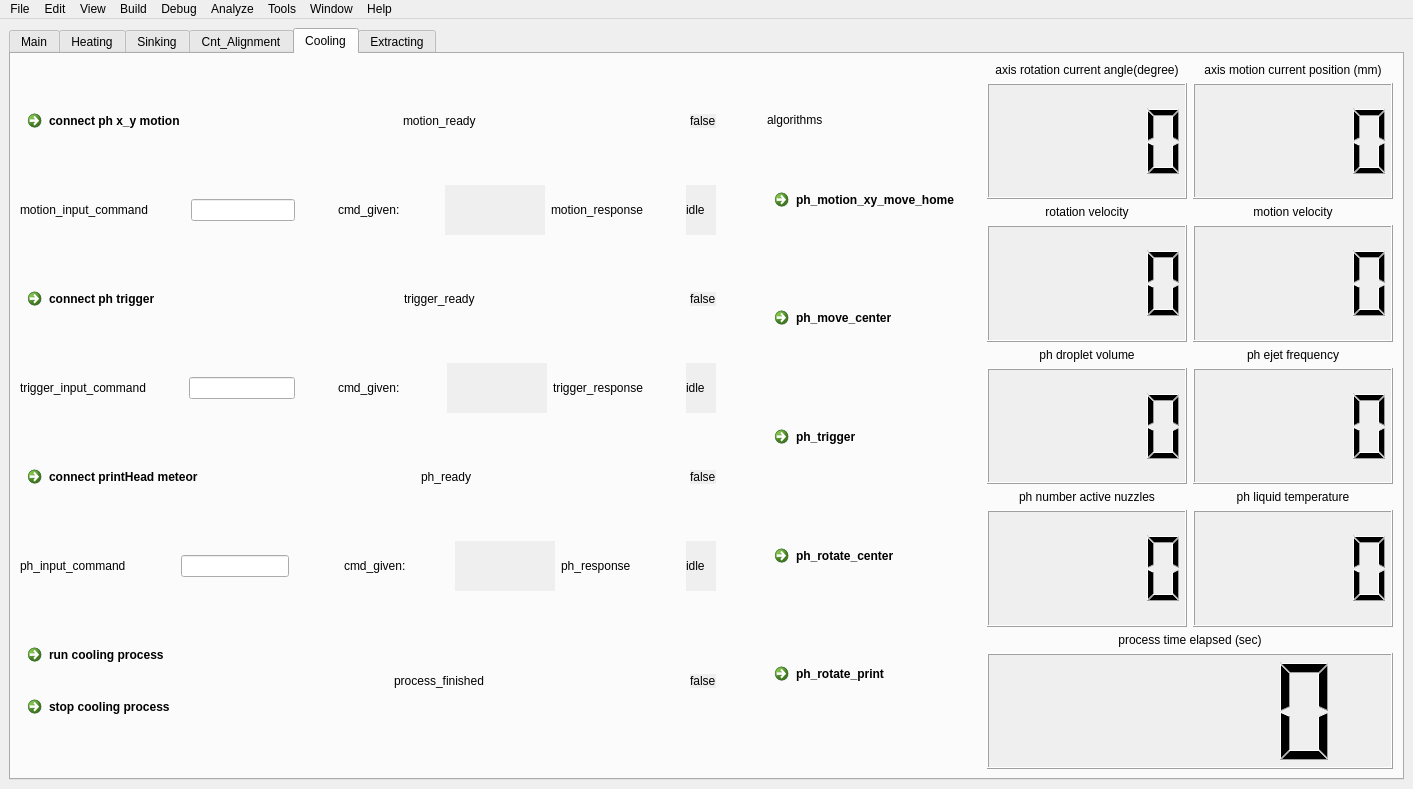
This is src/viewLayer/mainwindow.ui in theion-batteries/soft_wgm_user_interface_qt_cpp as Qt 5 draws it before an edit. The edited form follows.
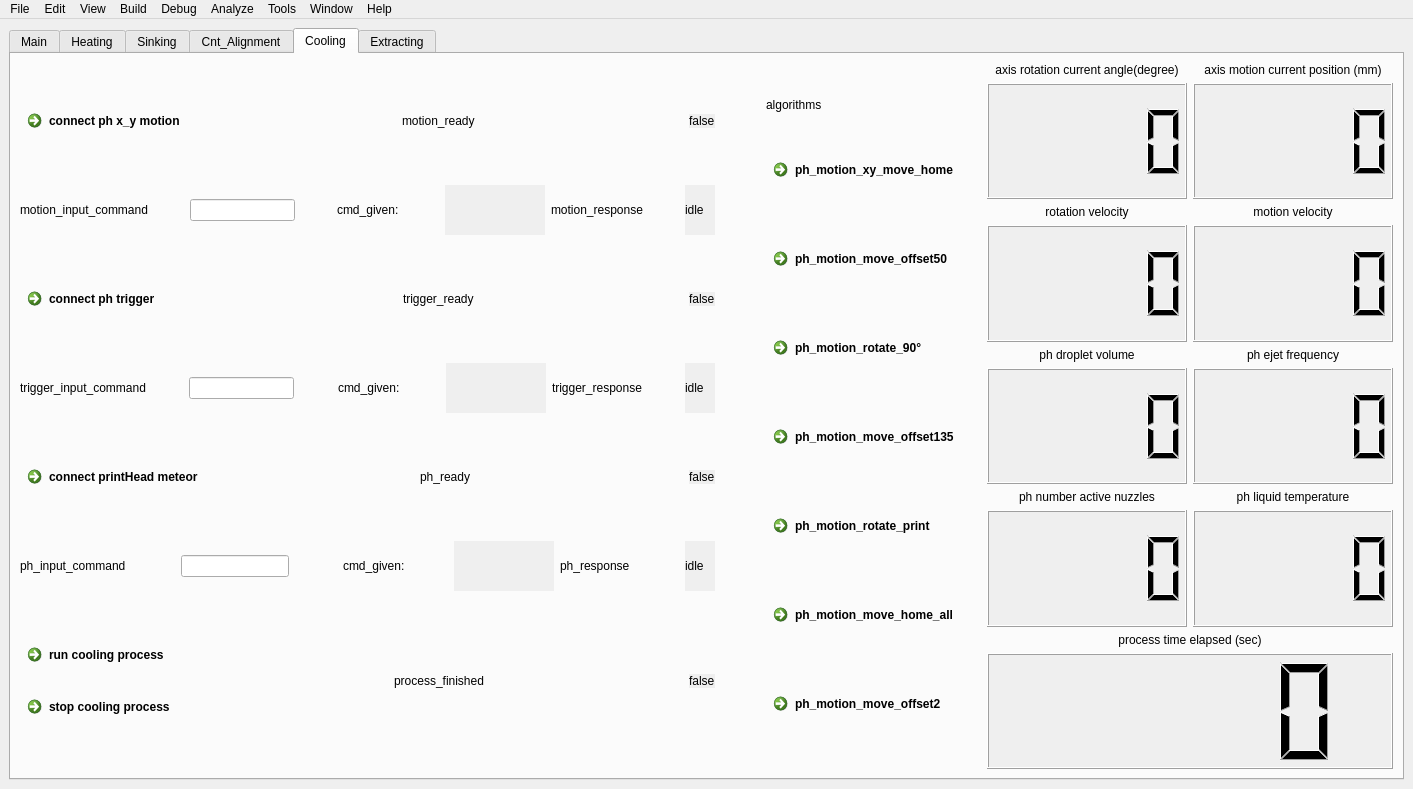
This is the edited form. The open tabs and pages were chosen to show the change. Icons and pictures are not drawn.

Patch:
```diff
--- a/src/viewLayer/mainwindow.ui
+++ b/src/viewLayer/mainwindow.ui
@@ -3640,28 +3640,42 @@
             <item>
              <widget class="QCommandLinkButton" name="ph_move_center">
               <property name="text">
-               <string>ph_move_center</string>
+               <string>ph_motion_move_offset50</string>
               </property>
              </widget>
             </item>
             <item>
              <widget class="QCommandLinkButton" name="ph_trigger">
               <property name="text">
-               <string>ph_trigger</string>
+               <string>ph_motion_rotate_90°</string>
               </property>
              </widget>
             </item>
             <item>
              <widget class="QCommandLinkButton" name="ph_rotate_center">
               <property name="text">
-               <string>ph_rotate_center</string>
+               <string>ph_motion_move_offset135</string>
               </property>
              </widget>
             </item>
             <item>
              <widget class="QCommandLinkButton" name="ph_rotate_print">
               <property name="text">
-               <string>ph_rotate_print</string>
+               <string>ph_motion_rotate_print</string>
+              </property>
+             </widget>
+            </item>
+            <item>
+             <widget class="QCommandLinkButton" name="ph_motion_move_home_all">
+              <property name="text">
+               <string>ph_motion_move_home_all</string>
+              </property>
+             </widget>
+            </item>
+            <item>
+             <widget class="QCommandLinkButton" name="ph_motion_move_offset2">
+              <property name="text">
+               <string>ph_motion_move_offset2</string>
               </property>
              </widget>
             </item>
```
Left out of the diff: 12 changed lines with no effect on the pictures.
